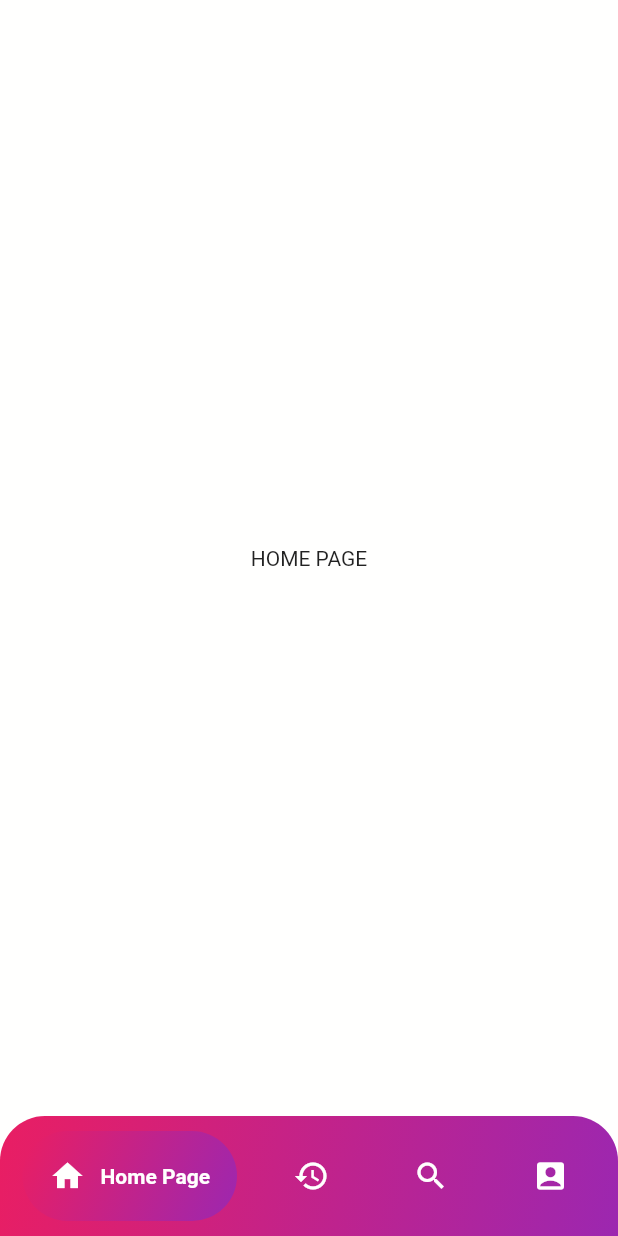
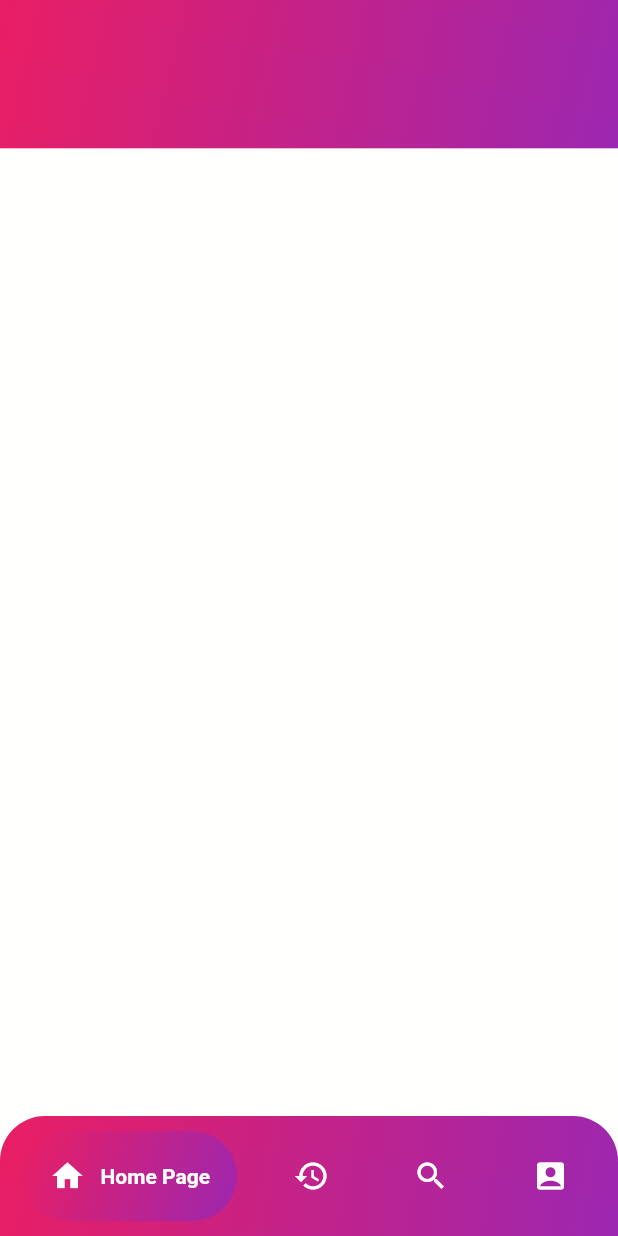
Before and after one commit to SamkaraMurthi/Mobile-Credit-Top-Up-With-Flutter, a Flutter app: the main_page screen opened directly, on a phone screen of 412 x 824 dp. Run offline on Flutter 3.47's test engine with Material 2 defaults, Android fonts, the phone set to English and light mode, and no system bars; drawn by our look-alikes of google_nav_bar.

Commit message:
just some change on homepage

```diff
--- a/lib/pages/home_page.dart
+++ b/lib/pages/home_page.dart
@@ -1,4 +1,5 @@
 import 'package:flutter/material.dart';
+import 'package:pulsa_login/main_page.dart' as colors;
 
 class home_page extends StatefulWidget {
   const home_page({super.key});
@@ -10,8 +11,24 @@ class home_page extends StatefulWidget {
 class _home_pageState extends State<home_page> {
   @override
   Widget build(BuildContext context) {
-    return Center(
-      child: Text("HOME PAGE"),
-    );
+    return Container(
+        child: Column(
+      children: [
+        Container(
+          height: MediaQuery.of(context).size.height * 0.12,
+          decoration: BoxDecoration(
+            gradient: myColors.backgroundColor1,
+          ),
+        )
+      ],
+    ));
   }
 }
+
+class myColors {
+  static const backgroundColor1 = LinearGradient(
+    colors: [Colors.pink, Colors.purple],
+    begin: Alignment.topLeft,
+    end: Alignment.bottomRight,
+  );
+}
```
